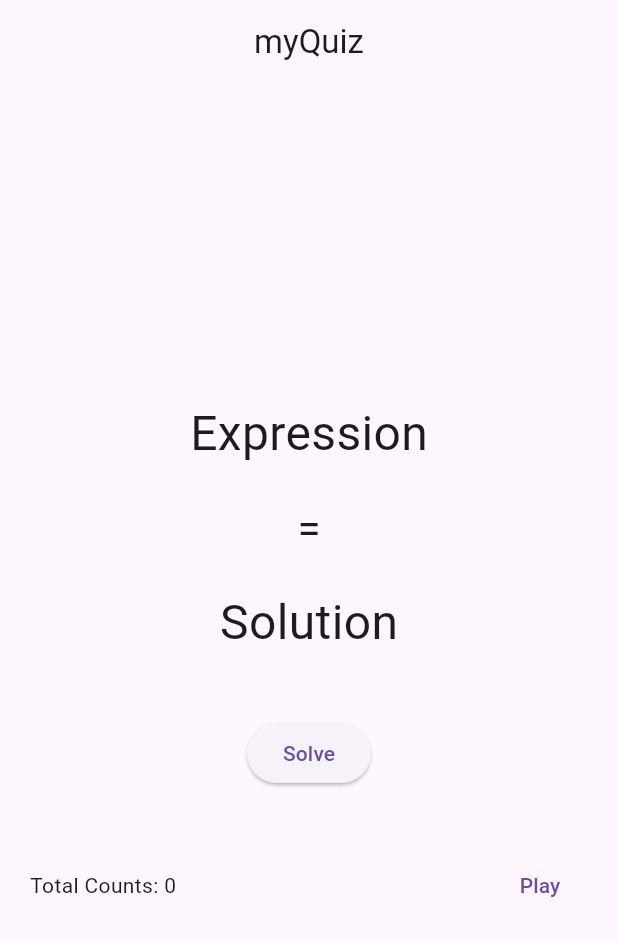
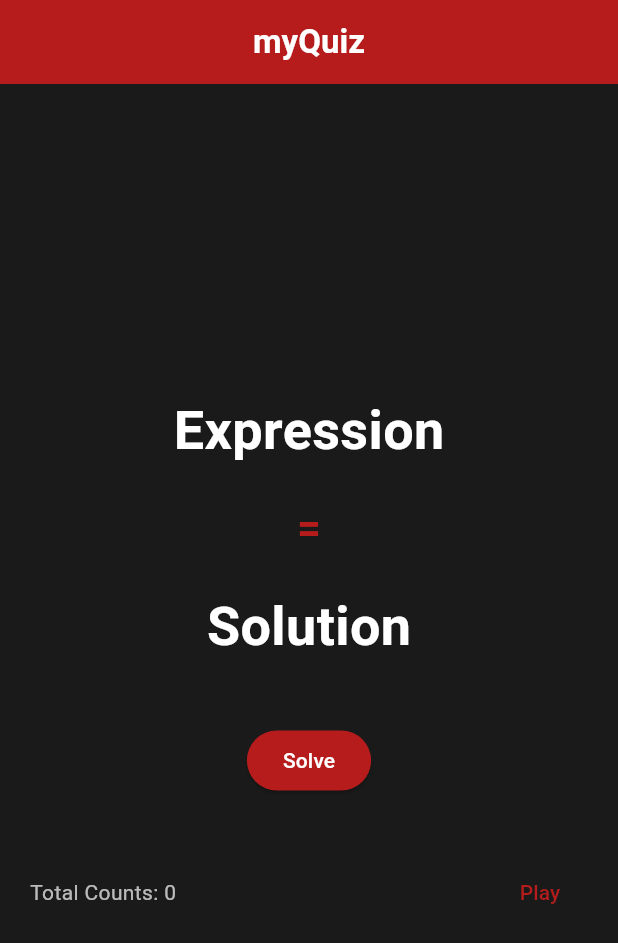
Before and after one commit to IPickedAName/mobileFlutter1, a Flutter app: the screen it shows after launch, on a phone screen of 412 x 824 dp. Shown: the top 943 px of the screen. Run offline on Flutter 3.47's test engine with Material 3 defaults, Android fonts, the phone set to English and light mode, and no system bars.

Commit message:
jigsaw theme

```diff
--- a/lib/main.dart
+++ b/lib/main.dart
@@ -89,8 +89,10 @@ class _QuizPageState extends State<QuizPage> {
   }
   Widget _buildAndroidView() {
     return Scaffold(
+      backgroundColor: const Color(0xFF1A1A1A),
       appBar: AppBar(
-        title: const Text('myQuiz'),
+        backgroundColor: const Color(0xFFB71C1C),
+        title: const Text('myQuiz', style: TextStyle(color: Colors.white, fontWeight: FontWeight.bold)),
         centerTitle: true,
       ),
       body: OrientationBuilder(
@@ -106,8 +108,10 @@ class _QuizPageState extends State<QuizPage> {
   }
   Widget _buildIOSView() {
     return CupertinoPageScaffold(
+      backgroundColor: const Color(0xFF1A1A1A),
       navigationBar: const CupertinoNavigationBar(
-        middle: Text('myQuiz'),
+        backgroundColor: Color(0xFFB71C1C),
+        middle: Text('myQuiz', style: TextStyle(color: Colors.white, fontWeight: FontWeight.bold)),
       ),
       child: SafeArea(
         child: OrientationBuilder(
@@ -131,25 +135,27 @@ class _QuizPageState extends State<QuizPage> {
           children: [
             Text(
               _expressionText,
-              style: const TextStyle(fontSize: 32),
+              style: const TextStyle(fontSize: 36, color: Colors.white, fontWeight: FontWeight.bold),
             ),
             const SizedBox(height: 20),
             const Text(
               '=',
-              style: TextStyle(fontSize: 28),
+              style: TextStyle(fontSize: 28, color: Color(0xFFB71C1C), fontWeight: FontWeight.bold),
             ),
             const SizedBox(height: 20),
             Text(
               _solutionText,
-              style: const TextStyle(fontSize: 32),
+              style: const TextStyle(fontSize: 36, color: Colors.white, fontWeight: FontWeight.bold),
             ),
             const SizedBox(height: 40),
             isIOS
                 ? CupertinoButton(
+                    color: const Color(0xFFB71C1C),
                     onPressed: _solveGame,
-                    child: const Text('Solve'),
+                    child: const Text('Solve', style: TextStyle(color: Colors.white)),
                   )
                 : ElevatedButton(
+                    style: ElevatedButton.styleFrom(backgroundColor: const Color(0xFFB71C1C), foregroundColor: Colors.white),
                     onPressed: _solveGame,
                     child: const Text('Solve'),
                   ),
@@ -157,15 +163,15 @@ class _QuizPageState extends State<QuizPage> {
             Row(
               mainAxisAlignment: MainAxisAlignment.spaceBetween,
               children: [
-                Text('Total Counts: $_totalCount'),
+                Text('Total Counts: $_totalCount', style: const TextStyle(color: Colors.white70)),
                 isIOS
                     ? CupertinoButton(
                         onPressed: _playGame,
-                        child: Text(_playButtonText),
+                        child: Text(_playButtonText, style: const TextStyle(color: Color(0xFFB71C1C))),
                       )
                     : TextButton(
                         onPressed: _playGame,
-                        child: Text(_playButtonText),
+                        child: Text(_playButtonText, style: const TextStyle(color: Color(0xFFB71C1C))),
                       ),
               ],
             ),
@@ -187,18 +193,18 @@ class _QuizPageState extends State<QuizPage> {
                 children: [
                   Text(
                     _expressionText,
-                    style: const TextStyle(fontSize: 32),
+                    style: const TextStyle(fontSize: 36, color: Colors.white, fontWeight: FontWeight.bold),
                     textAlign: TextAlign.center,
                   ),
                   const SizedBox(height: 20),
                   const Text(
                     '=',
-                    style: TextStyle(fontSize: 28),
+                    style: TextStyle(fontSize: 28, color: Color(0xFFB71C1C), fontWeight: FontWeight.bold),
                   ),
                   const SizedBox(height: 20),
                   Text(
                     _solutionText,
-                    style: const TextStyle(fontSize: 32),
+                    style: const TextStyle(fontSize: 36, color: Colors.white, fontWeight: FontWeight.bold),
                     textAlign: TextAlign.center,
                   ),
                 ],
@@ -211,24 +217,26 @@ class _QuizPageState extends State<QuizPage> {
                 children: [
                   isIOS
                       ? CupertinoButton(
+                          color: const Color(0xFFB71C1C),
                           onPressed: _solveGame,
-                          child: const Text('Solve'),
+                          child: const Text('Solve', style: TextStyle(color: Colors.white)),
                         )
                       : ElevatedButton(
+                          style: ElevatedButton.styleFrom(backgroundColor: const Color(0xFFB71C1C), foregroundColor: Colors.white),
                           onPressed: _solveGame,
                           child: const Text('Solve'),
                         ),
                   const SizedBox(height: 30),
-                  Text('Total Counts: $_totalCount'),
+                  Text('Total Counts: $_totalCount', style: const TextStyle(color: Colors.white70)),
                   const SizedBox(height: 10),
                   isIOS
                       ? CupertinoButton(
                           onPressed: _playGame,
-                          child: Text(_playButtonText),
+                          child: Text(_playButtonText, style: const TextStyle(color: Color(0xFFB71C1C))),
                         )
                       : TextButton(
                           onPressed: _playGame,
-                          child: Text(_playButtonText),
+                          child: Text(_playButtonText, style: const TextStyle(color: Color(0xFFB71C1C))),
                         ),
                 ],
               ),
```
